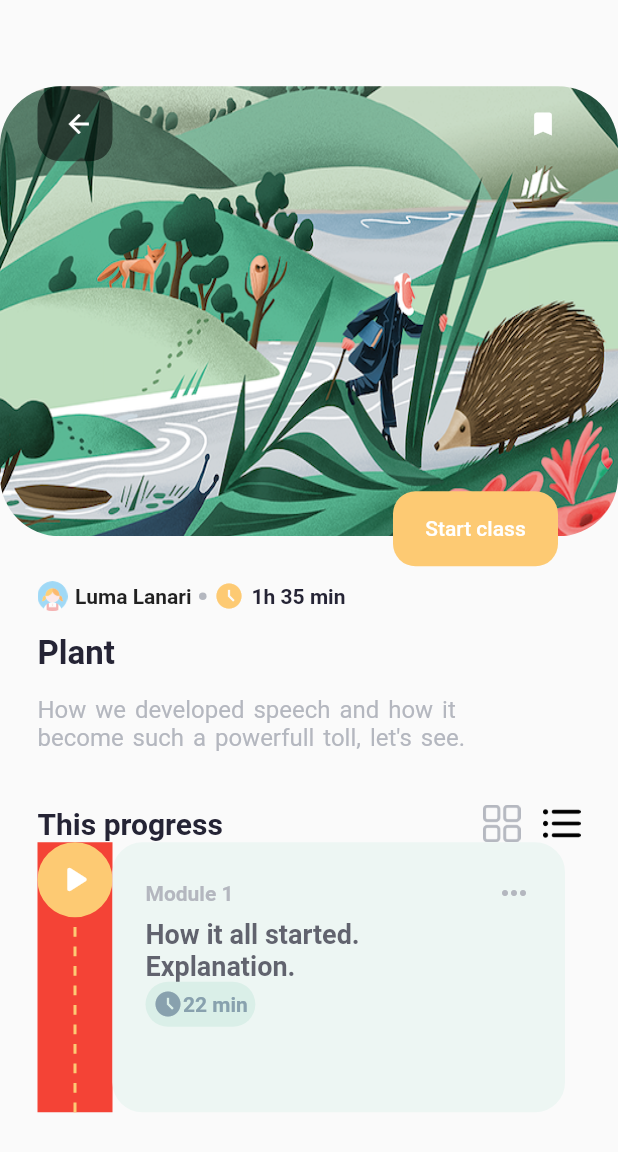
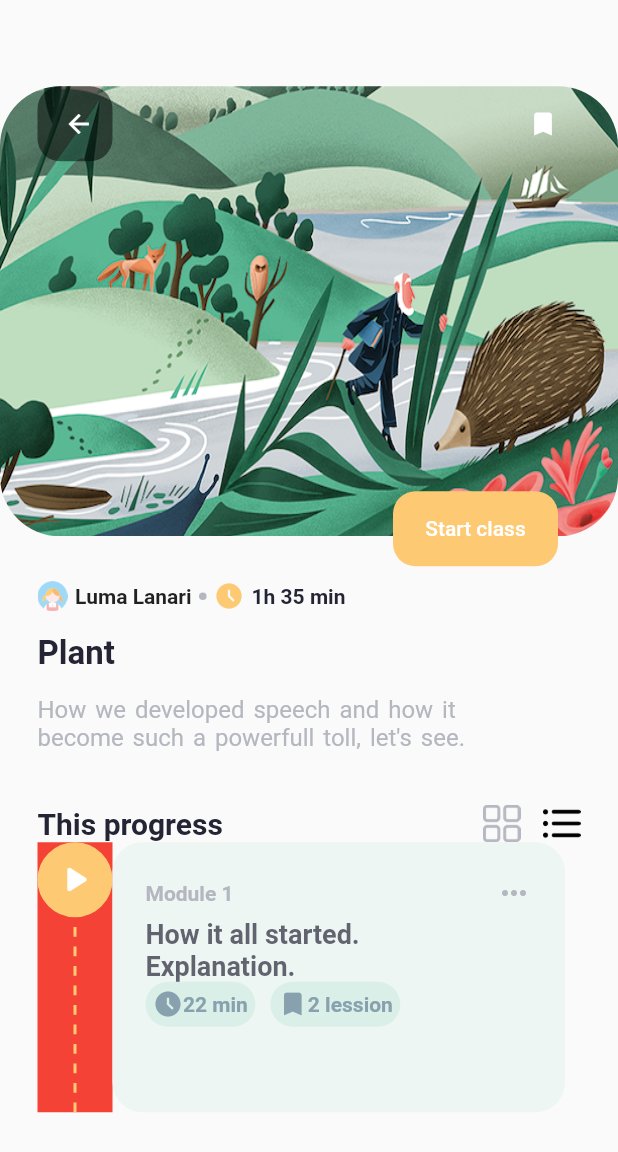
Before and after one commit to beshprakash11/course_app, a Flutter app: the screen it shows after launch, after a tap on "Start", on a phone screen of 412 x 824 dp. Shown: the top 1152 px of the screen. Run offline on Flutter 3.47's test engine with Material 2 defaults, Android fonts, the phone set to English and light mode, and no system bars; our stand-ins replace percent_indicator.

Commit message:
New lession button added

```diff
--- a/lib/screens/detail/widget/course_module.dart
+++ b/lib/screens/detail/widget/course_module.dart
@@ -68,7 +68,9 @@ class CourseModule extends StatelessWidget {
                 ),
                 Row(
                   children: [
-                    _buildButton(Icons.access_time_filled, module.time)
+                    _buildButton(Icons.access_time_filled, module.time),
+                    SizedBox(width: 10,),
+                    _buildButton(Icons.bookmark, module.lession)
                   ],
                 ),
               ],
```
